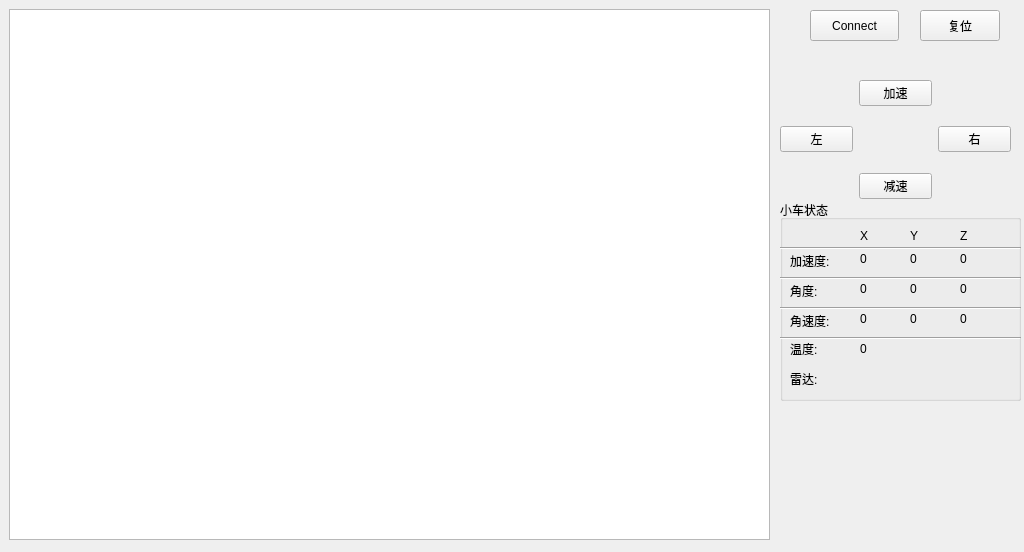
The window that AICarDemo/aicardemo.ui (qq936859639/test2) describes before a commit, drawn with Qt 5.
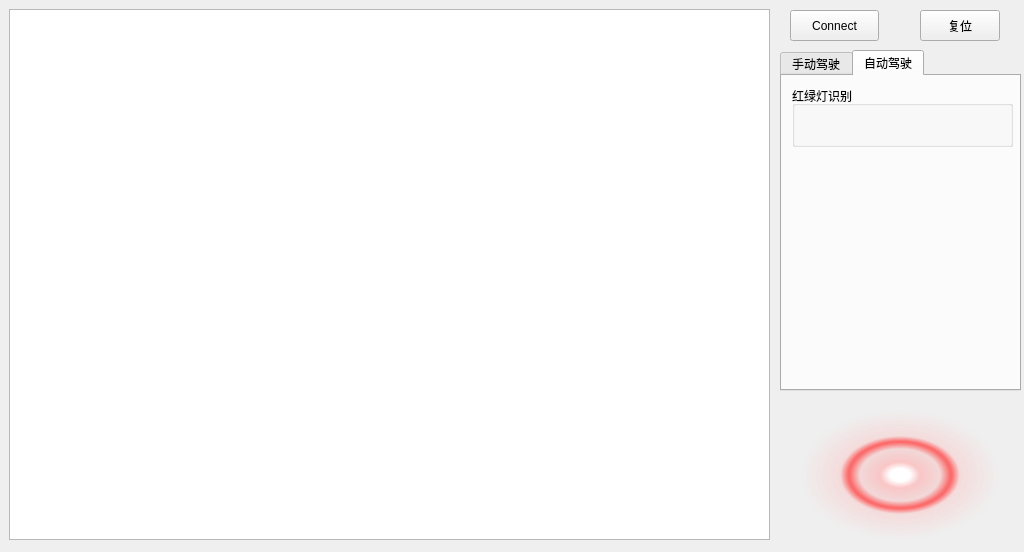
The same window after the commit. Icons and pictures are not drawn.

Diff of the .ui file:
```diff
--- a/AICarDemo/aicardemo.ui
+++ b/AICarDemo/aicardemo.ui
@@ -32,13 +32,101 @@
     <string notr="true"/>
    </property>
   </widget>
+  <widget class="QPushButton" name="connect">
+   <property name="geometry">
+    <rect>
+     <x>790</x>
+     <y>10</y>
+     <width>89</width>
+     <height>31</height>
+    </rect>
+   </property>
+   <property name="text">
+    <string>Connect</string>
+   </property>
+  </widget>
+  <widget class="QPushButton" name="Car_reset">
+   <property name="geometry">
+    <rect>
+     <x>920</x>
+     <y>10</y>
+     <width>80</width>
+     <height>31</height>
+    </rect>
+   </property>
+   <property name="text">
+    <string>复位</string>
+   </property>
+  </widget>
+  <widget class="QLabel" name="Car_videoDisplay">
+   <property name="geometry">
+    <rect>
+     <x>800</x>
+     <y>410</y>
+     <width>200</width>
+     <height>130</height>
+    </rect>
+   </property>
+   <property name="styleSheet">
+    <string notr="true">background-color: qradialgradient(spread:pad, cx:0.5, cy:0.5, radius:0.5, fx:0.5, fy:0.5, stop:0 rgba(255, 255, 255, 255), stop:0.1 rgba(255, 255, 255, 255), stop:0.2 rgba(255, 176, 176, 167), stop:0.3 rgba(255, 151, 151, 92), stop:0.4 rgba(255, 125, 125, 51), stop:0.5 rgba(255, 76, 76, 205), stop:0.52 rgba(255, 76, 76, 205), stop:0.6 rgba(255, 180, 180, 84), stop:1 rgba(255, 255, 255, 0));</string>
+   </property>
+   <property name="text">
+    <string/>
+   </property>
+  </widget>
+  <widget class="QTabWidget" name="tabWidget">
+   <property name="geometry">
+    <rect>
+     <x>780</x>
+     <y>50</y>
+     <width>241</width>
+     <height>341</height>
+    </rect>
+   </property>
+   <property name="minimumSize">
+    <size>
+     <width>181</width>
+     <height>341</height>
+    </size>
+   </property>
+   <property name="sizeIncrement">
+    <size>
+     <width>0</width>
+     <height>0</height>
+    </size>
+   </property>
+   <property name="baseSize">
+    <size>
+     <width>0</width>
+     <height>0</height>
+    </size>
+   </property>
+   <property name="currentIndex">
+    <number>1</number>
+   </property>
+   <property name="iconSize">
+    <size>
+     <width>16</width>
+     <height>16</height>
+    </size>
+   </property>
+   <widget class="QWidget" name="tab_1">
+    <property name="minimumSize">
+     <size>
+      <width>0</width>
+      <height>0</height>
+     </size>
+    </property>
+    <attribute name="title">
+     <string>手动驾驶</string>
+    </attribute>
   <widget class="QWidget" name="horizontalLayoutWidget">
    <property name="geometry">
     <rect>
-     <x>780</x>
-     <y>80</y>
-     <width>231</width>
-     <height>119</height>
+       <x>10</x>
+       <y>10</y>
+       <width>221</width>
+       <height>101</height>
     </rect>
    </property>
    <layout class="QHBoxLayout" name="horizontalLayout">
@@ -89,26 +177,13 @@
     </item>
    </layout>
   </widget>
-  <widget class="QPushButton" name="connect">
-   <property name="geometry">
-    <rect>
-     <x>810</x>
-     <y>10</y>
-     <width>89</width>
-     <height>31</height>
-    </rect>
-   </property>
-   <property name="text">
-    <string>Connect</string>
-   </property>
-  </widget>
   <widget class="QGroupBox" name="groupBox">
    <property name="geometry">
     <rect>
-     <x>780</x>
-     <y>200</y>
-     <width>241</width>
-     <height>201</height>
+       <x>2</x>
+       <y>110</y>
+       <width>230</width>
+       <height>190</height>
     </rect>
    </property>
    <property name="title">
@@ -208,10 +283,10 @@
    <widget class="Line" name="line_1">
     <property name="geometry">
      <rect>
-      <x>0</x>
+        <x>1</x>
       <y>40</y>
-      <width>241</width>
-      <height>16</height>
+        <width>231</width>
+        <height>20</height>
      </rect>
     </property>
     <property name="orientation">
@@ -221,9 +296,9 @@
    <widget class="Line" name="line_2">
     <property name="geometry">
      <rect>
-      <x>0</x>
+        <x>1</x>
       <y>70</y>
-      <width>241</width>
+        <width>231</width>
       <height>16</height>
      </rect>
     </property>
@@ -299,9 +374,9 @@
    <widget class="Line" name="line_3">
     <property name="geometry">
      <rect>
-      <x>0</x>
+        <x>1</x>
       <y>100</y>
-      <width>241</width>
+        <width>231</width>
       <height>16</height>
      </rect>
     </property>
@@ -351,10 +426,10 @@
    <widget class="Line" name="line_4">
     <property name="geometry">
      <rect>
-      <x>0</x>
+        <x>1</x>
       <y>130</y>
-      <width>241</width>
-      <height>16</height>
+        <width>231</width>
+        <height>20</height>
      </rect>
     </property>
     <property name="orientation">
@@ -413,19 +488,106 @@
      <string>0</string>
     </property>
    </widget>
-  </widget>
-  <widget class="QPushButton" name="pushButton">
+     <widget class="QLabel" name="Acc_X">
+      <property name="geometry">
+       <rect>
+        <x>80</x>
+        <y>50</y>
+        <width>51</width>
+        <height>17</height>
+       </rect>
+      </property>
+      <property name="text">
+       <string>0</string>
+      </property>
+     </widget>
+    </widget>
+   </widget>
+   <widget class="QWidget" name="tab_2">
+    <attribute name="title">
+     <string>自动驾驶</string>
+    </attribute>
+    <widget class="QGroupBox" name="groupBox_2">
    <property name="geometry">
     <rect>
-     <x>920</x>
+       <x>10</x>
      <y>10</y>
-     <width>80</width>
-     <height>31</height>
-    </rect>
-   </property>
+       <width>221</width>
+       <height>61</height>
+      </rect>
+     </property>
+     <property name="styleSheet">
+      <string notr="true"/>
+     </property>
+     <property name="title">
+      <string>红绿灯识别</string>
+     </property>
+     <widget class="QLabel" name="rgb_light">
+      <property name="geometry">
+       <rect>
+        <x>83</x>
+        <y>20</y>
+        <width>131</width>
+        <height>41</height>
+       </rect>
+      </property>
+      <property name="styleSheet">
+       <string notr="true">border-image: url(:/image/res/image/rgb_light_no.png);</string>
+      </property>
    <property name="text">
-    <string>复位</string>
-   </property>
+       <string/>
+      </property>
+     </widget>
+     <widget class="QLabel" name="red_light">
+      <property name="geometry">
+       <rect>
+        <x>91</x>
+        <y>30</y>
+        <width>21</width>
+        <height>21</height>
+       </rect>
+      </property>
+      <property name="styleSheet">
+       <string notr="true"/>
+      </property>
+      <property name="text">
+       <string/>
+      </property>
+     </widget>
+     <widget class="QLabel" name="yellow_light">
+      <property name="geometry">
+       <rect>
+        <x>126</x>
+        <y>30</y>
+        <width>21</width>
+        <height>21</height>
+       </rect>
+      </property>
+      <property name="styleSheet">
+       <string notr="true"/>
+      </property>
+      <property name="text">
+       <string/>
+      </property>
+     </widget>
+     <widget class="QLabel" name="green_light">
+      <property name="geometry">
+       <rect>
+        <x>160</x>
+        <y>30</y>
+        <width>21</width>
+        <height>21</height>
+       </rect>
+      </property>
+      <property name="styleSheet">
+       <string notr="true"/>
+      </property>
+      <property name="text">
+       <string/>
+      </property>
+     </widget>
+    </widget>
+   </widget>
   </widget>
  </widget>
  <resources/>
```
Left out of the diff: 13 changed lines with no effect on the pictures. Lines whose indentation alone changed are shown as unchanged.
